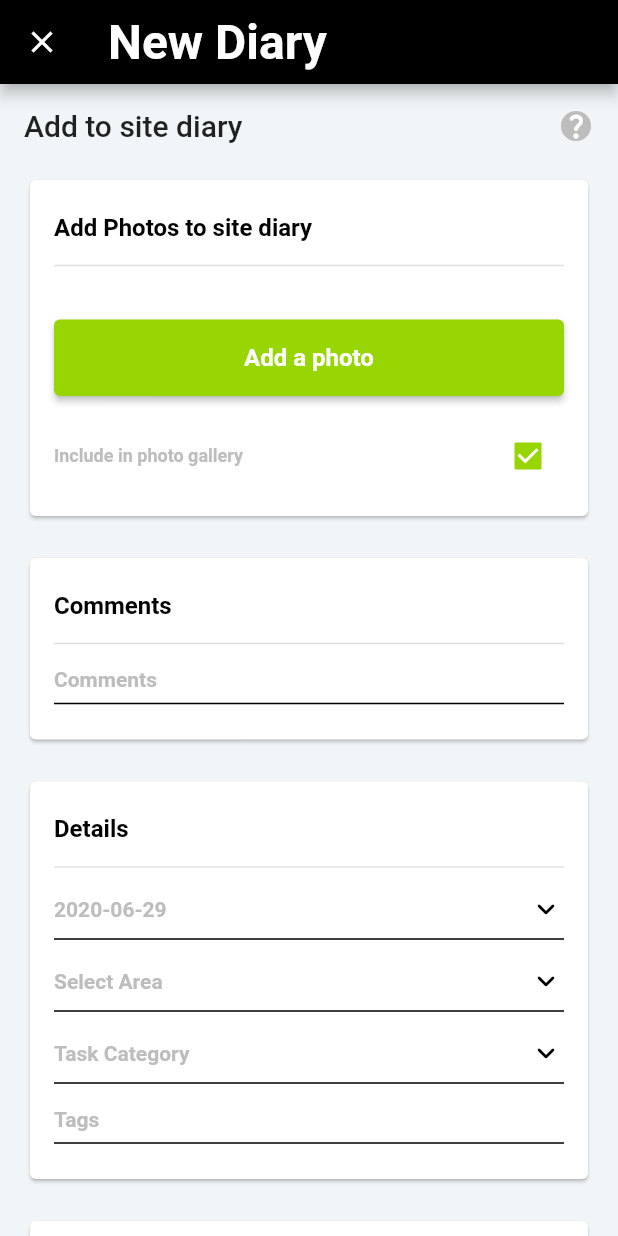
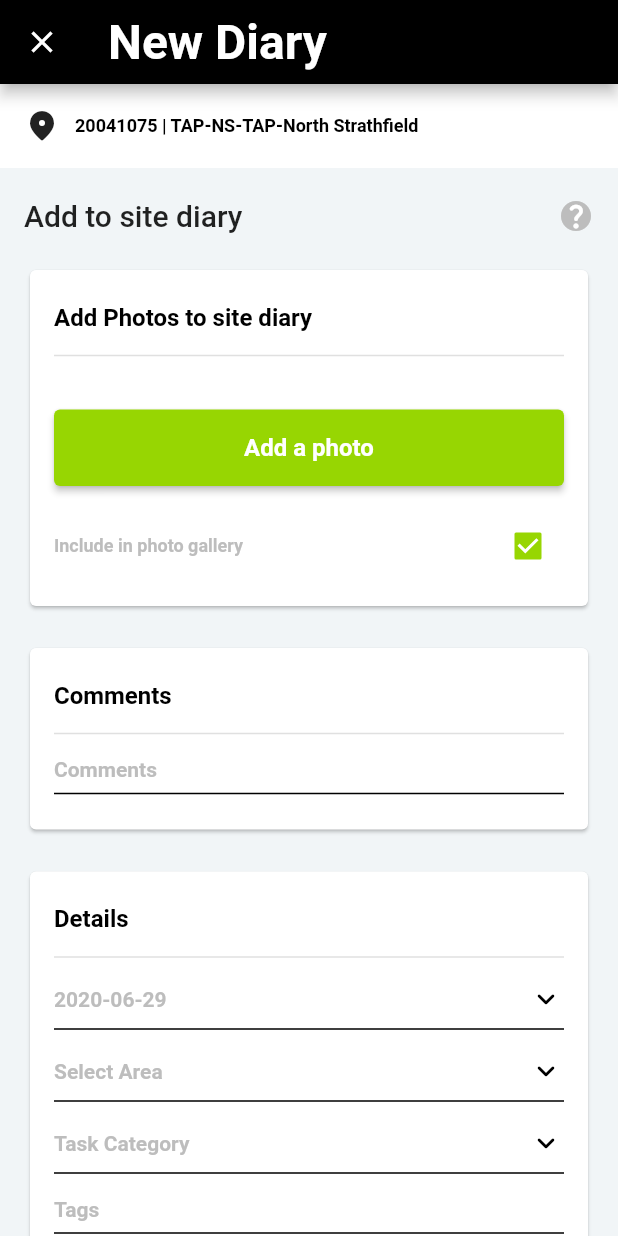
Before and after one commit to rayray199085/Martin-Pulgar-Demo, a Flutter app: the screen it shows after launch, on a phone screen of 412 x 824 dp. Run offline on Flutter 3.47's test engine with Material 2 defaults, Android fonts, the phone set to English and light mode, and no system bars; our stand-ins replace bloc, dio, equatable, flutter_bloc, get_it, image_picker; generated files the repository leaves out were written again.

Commit message:
Add location info view

```diff
--- a/lib/feature/screens/new_diary/new_diary_screen.dart
+++ b/lib/feature/screens/new_diary/new_diary_screen.dart
@@ -4,6 +4,7 @@ import 'package:image_picker/image_picker.dart';
 import 'package:martin_pulgar_demo/feature/screens/new_diary/cubit/new_diary_cubit.dart';
 import 'package:flutter_gen/gen_l10n/app_localizations.dart';
 import 'package:martin_pulgar_demo/feature/screens/new_diary/widgets/new_diary_content_view.dart';
+import 'package:martin_pulgar_demo/feature/screens/new_diary/widgets/new_diary_location_info_view.dart';
 
 import '../../widgets/circle_icon_button.dart';
 
@@ -38,8 +39,13 @@ class NewDiaryBody extends StatelessWidget {
     return BlocBuilder<NewDiaryCubit, NewDiaryState>(
       builder: (context, state) {
         return SingleChildScrollView(
-          child: Padding(
-            padding: const EdgeInsets.all(16.0),
+          child: Column(
+            children: [
+              const NewDiaryLocationInfoView(
+                locationInfo: '20041075 | TAP-NS-TAP-North Strathfield',
+              ),
+              Padding(
+                padding: const EdgeInsets.fromLTRB(16.0, 20.0, 16.0, 40.0),
                 child: Column(
                   crossAxisAlignment: CrossAxisAlignment.stretch,
                   children: [
@@ -52,7 +58,8 @@ class NewDiaryBody extends StatelessWidget {
                         const Spacer(),
                         CircleIconButton(
                           icon: Icons.question_mark_rounded,
-                      backgroundColor: Theme.of(context).colorScheme.secondary,
+                          backgroundColor:
+                              Theme.of(context).colorScheme.secondary,
                           onTap: () {},
                         ),
                       ],
@@ -69,6 +76,8 @@ class NewDiaryBody extends StatelessWidget {
                   ],
                 ),
               ),
+            ],
+          ),
         );
       },
     );
--- /dev/null
+++ b/lib/feature/screens/new_diary/widgets/new_diary_location_info_view.dart
@@ -0,0 +1,29 @@
+import 'package:flutter/material.dart';
+
+class NewDiaryLocationInfoView extends StatelessWidget {
+  final String locationInfo;
+  const NewDiaryLocationInfoView({super.key, required this.locationInfo});
+
+  @override
+  Widget build(BuildContext context) {
+    return Container(
+      color: Theme.of(context).colorScheme.surface,
+      padding: const EdgeInsets.all(16.0),
+      child: Row(
+        children: [
+          const Icon(Icons.location_on_rounded),
+          const SizedBox(
+            width: 10.0,
+          ),
+          Text(
+            locationInfo,
+            style: Theme.of(context).textTheme.bodySmall?.copyWith(
+                  color: Theme.of(context).colorScheme.onSecondary,
+                  fontWeight: FontWeight.w600,
+                ),
+          ),
+        ],
+      ),
+    );
+  }
+}
```
Also changed, not shown: 1 other file. Lines whose indentation alone changed are shown as unchanged.
